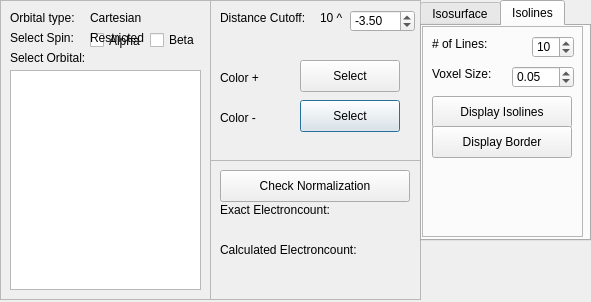
Above: src/molara/gui/mos_dialog.ui from Molara-Lab/Molara before the change. Below: the same form after it.
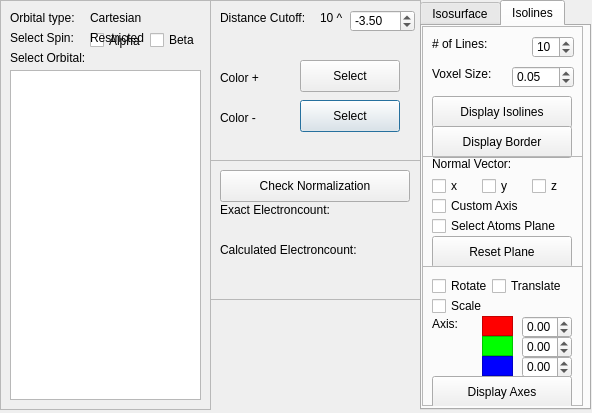
That is the form after the change.

Commit message: Start work on transformation for the isoline plane

Patch:
```diff
--- a/src/molara/gui/mos_dialog.ui
+++ b/src/molara/gui/mos_dialog.ui
@@ -6,8 +6,8 @@
    <rect>
     <x>0</x>
     <y>0</y>
-    <width>591</width>
-    <height>302</height>
+    <width>592</width>
+    <height>413</height>
    </rect>
   </property>
   <property name="windowTitle">
@@ -103,7 +103,7 @@
      <x>0</x>
      <y>0</y>
      <width>211</width>
-     <height>300</height>
+     <height>410</height>
     </rect>
    </property>
    <property name="frameShape">
@@ -118,7 +118,7 @@
       <x>10</x>
       <y>70</y>
       <width>191</width>
-      <height>220</height>
+      <height>330</height>
      </rect>
     </property>
    </widget>
@@ -345,7 +345,7 @@
      <x>420</x>
      <y>0</y>
      <width>171</width>
-     <height>241</height>
+     <height>410</height>
     </rect>
    </property>
    <property name="currentIndex">
@@ -541,7 +541,7 @@
        <x>0</x>
        <y>0</y>
        <width>161</width>
-       <height>211</height>
+       <height>380</height>
       </rect>
      </property>
      <property name="frameShape">
@@ -643,6 +643,299 @@
        <string>Display Border</string>
       </property>
      </widget>
+     <widget class="QFrame" name="planeFrame">
+      <property name="geometry">
+       <rect>
+        <x>0</x>
+        <y>130</y>
+        <width>161</width>
+        <height>111</height>
+       </rect>
+      </property>
+      <property name="frameShape">
+       <enum>QFrame::StyledPanel</enum>
+      </property>
+      <property name="frameShadow">
+       <enum>QFrame::Raised</enum>
+      </property>
+      <widget class="QPushButton" name="resetButton">
+       <property name="geometry">
+        <rect>
+         <x>10</x>
+         <y>80</y>
+         <width>140</width>
+         <height>32</height>
+        </rect>
+       </property>
+       <property name="text">
+        <string>Reset Plane</string>
+       </property>
+      </widget>
+      <widget class="QCheckBox" name="customAxisCheckBox">
+       <property name="geometry">
+        <rect>
+         <x>10</x>
+         <y>40</y>
+         <width>110</width>
+         <height>20</height>
+        </rect>
+       </property>
+       <property name="text">
+        <string>Custom Axis</string>
+       </property>
+      </widget>
+      <widget class="QCheckBox" name="selectAtomsCheckBox">
+       <property name="geometry">
+        <rect>
+         <x>10</x>
+         <y>60</y>
+         <width>140</width>
+         <height>20</height>
+        </rect>
+       </property>
+       <property name="text">
+        <string>Select Atoms Plane</string>
+       </property>
+      </widget>
+      <widget class="QCheckBox" name="xAxisCheckBox">
+       <property name="geometry">
+        <rect>
+         <x>10</x>
+         <y>20</y>
+         <width>30</width>
+         <height>20</height>
+        </rect>
+       </property>
+       <property name="text">
+        <string>x</string>
+       </property>
+      </widget>
+      <widget class="QCheckBox" name="yAxisCheckBox">
+       <property name="geometry">
+        <rect>
+         <x>60</x>
+         <y>20</y>
+         <width>30</width>
+         <height>20</height>
+        </rect>
+       </property>
+       <property name="text">
+        <string>y</string>
+       </property>
+      </widget>
+      <widget class="QLabel" name="label_15">
+       <property name="geometry">
+        <rect>
+         <x>10</x>
+         <y>0</y>
+         <width>91</width>
+         <height>16</height>
+        </rect>
+       </property>
+       <property name="text">
+        <string>Normal Vector:</string>
+       </property>
+      </widget>
+      <widget class="QCheckBox" name="zAxisCheckBox">
+       <property name="geometry">
+        <rect>
+         <x>110</x>
+         <y>20</y>
+         <width>30</width>
+         <height>20</height>
+        </rect>
+       </property>
+       <property name="text">
+        <string>z</string>
+       </property>
+      </widget>
+     </widget>
+     <widget class="QFrame" name="transformationFrame">
+      <property name="geometry">
+       <rect>
+        <x>0</x>
+        <y>240</y>
+        <width>161</width>
+        <height>140</height>
+       </rect>
+      </property>
+      <property name="frameShape">
+       <enum>QFrame::StyledPanel</enum>
+      </property>
+      <property name="frameShadow">
+       <enum>QFrame::Raised</enum>
+      </property>
+      <widget class="QLabel" name="label_16">
+       <property name="geometry">
+        <rect>
+         <x>10</x>
+         <y>50</y>
+         <width>51</width>
+         <height>16</height>
+        </rect>
+       </property>
+       <property name="text">
+        <string>Axis:</string>
+       </property>
+      </widget>
+      <widget class="QCheckBox" name="translateCheckBox">
+       <property name="geometry">
+        <rect>
+         <x>70</x>
+         <y>10</y>
+         <width>80</width>
+         <height>20</height>
+        </rect>
+       </property>
+       <property name="text">
+        <string>Translate</string>
+       </property>
+      </widget>
+      <widget class="QFrame" name="frame_3">
+       <property name="geometry">
+        <rect>
+         <x>60</x>
+         <y>70</y>
+         <width>31</width>
+         <height>20</height>
+        </rect>
+       </property>
+       <property name="styleSheet">
+        <string notr="true">background-color: rgb(0, 255, 0)</string>
+       </property>
+       <property name="frameShape">
+        <enum>QFrame::StyledPanel</enum>
+       </property>
+       <property name="frameShadow">
+        <enum>QFrame::Raised</enum>
+       </property>
+      </widget>
+      <widget class="QDoubleSpinBox" name="greenSpinBox">
+       <property name="geometry">
+        <rect>
+         <x>100</x>
+         <y>70</y>
+         <width>50</width>
+         <height>22</height>
+        </rect>
+       </property>
+       <property name="minimum">
+        <double>-180.000000000000000</double>
+       </property>
+       <property name="maximum">
+        <double>180.000000000000000</double>
+       </property>
+      </widget>
+      <widget class="QCheckBox" name="rotateCheckBox">
+       <property name="geometry">
+        <rect>
+         <x>10</x>
+         <y>10</y>
+         <width>60</width>
+         <height>20</height>
+        </rect>
+       </property>
+       <property name="text">
+        <string>Rotate</string>
+       </property>
+      </widget>
+      <widget class="QFrame" name="frame_2">
+       <property name="geometry">
+        <rect>
+         <x>60</x>
+         <y>90</y>
+         <width>31</width>
+         <height>20</height>
+        </rect>
+       </property>
+       <property name="styleSheet">
+        <string notr="true">background-color: rgb(0, 0, 255)</string>
+       </property>
+       <property name="frameShape">
+        <enum>QFrame::StyledPanel</enum>
+       </property>
+       <property name="frameShadow">
+        <enum>QFrame::Raised</enum>
+       </property>
+      </widget>
+      <widget class="QDoubleSpinBox" name="blueSpinBox">
+       <property name="geometry">
+        <rect>
+         <x>100</x>
+         <y>90</y>
+         <width>50</width>
+         <height>22</height>
+        </rect>
+       </property>
+       <property name="minimum">
+        <double>-180.000000000000000</double>
+       </property>
+       <property name="maximum">
+        <double>180.000000000000000</double>
+       </property>
+      </widget>
+      <widget class="QDoubleSpinBox" name="redSpinBox">
+       <property name="geometry">
+        <rect>
+         <x>100</x>
+         <y>50</y>
+         <width>50</width>
+         <height>22</height>
+        </rect>
+       </property>
+       <property name="minimum">
+        <double>-180.000000000000000</double>
+       </property>
+       <property name="maximum">
+        <double>180.000000000000000</double>
+       </property>
+      </widget>
+      <widget class="QCheckBox" name="scaleCheckBox">
+       <property name="geometry">
+        <rect>
+         <x>10</x>
+         <y>30</y>
+         <width>60</width>
+         <height>20</height>
+        </rect>
+       </property>
+       <property name="text">
+        <string>Scale</string>
+       </property>
+      </widget>
+      <widget class="QFrame" name="frame">
+       <property name="geometry">
+        <rect>
+         <x>60</x>
+         <y>50</y>
+         <width>31</width>
+         <height>20</height>
+        </rect>
+       </property>
+       <property name="styleSheet">
+        <string notr="true">background-color: rgb(255, 0, 0)</string>
+       </property>
+       <property name="frameShape">
+        <enum>QFrame::StyledPanel</enum>
+       </property>
+       <property name="frameShadow">
+        <enum>QFrame::Raised</enum>
+       </property>
+      </widget>
+      <widget class="QPushButton" name="displayAxesButton">
+       <property name="geometry">
+        <rect>
+         <x>10</x>
+         <y>110</y>
+         <width>140</width>
+         <height>32</height>
+        </rect>
+       </property>
+       <property name="text">
+        <string>Display Axes</string>
+       </property>
+      </widget>
+     </widget>
     </widget>
    </widget>
   </widget>
```
The commit also changes 3 other files.
